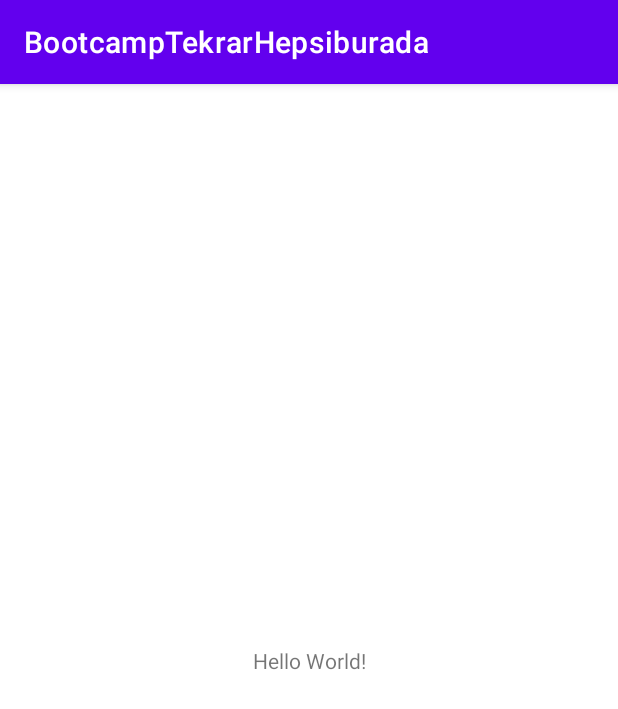
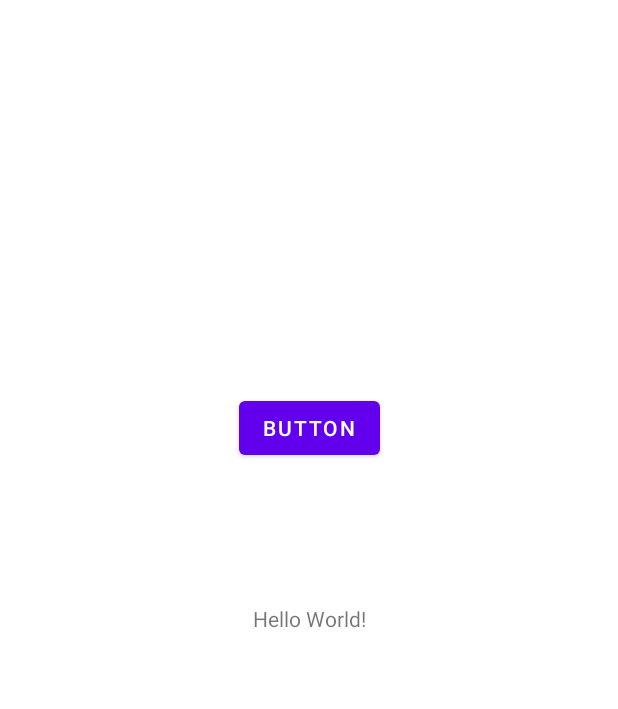
Before and after one commit to sahranurer/BootcampTekrarHepsiburada, an Android app: the screen it shows after launch (MainActivity), on a phone screen of 412 x 824 dp. Shown: the top 709 px of the screen. Run offline under Robolectric (Android 15) with nearby library versions, the phone set to English and light mode, and no system bars.

```diff
--- a/app/src/main/AndroidManifest.xml
+++ b/app/src/main/AndroidManifest.xml
@@ -10,6 +10,12 @@
         android:supportsRtl="true"
         android:theme="@style/Theme.BootcampTekrarHepsiburada">
         <activity
+            android:name=".bilgiyarismasi.model.AddNewQuestionsActivity"
+            android:exported="true" />
+        <activity
+            android:name=".bilgiyarismasi.model.QuestionsActivity"
+            android:exported="true" />
+        <activity
             android:name=".MainActivity"
             android:exported="true">
             <intent-filter>
--- a/app/src/main/java/com/sahraer/bootcamptekrarhepsiburada/MainActivity.kt
+++ b/app/src/main/java/com/sahraer/bootcamptekrarhepsiburada/MainActivity.kt
@@ -1,11 +1,47 @@
 package com.sahraer.bootcamptekrarhepsiburada
 
+import android.content.Intent
 import androidx.appcompat.app.AppCompatActivity
 import android.os.Bundle
+import android.util.Log
+import android.view.View
+import com.sahraer.bootcamptekrarhepsiburada.bilgiyarismasi.model.QuestionsActivity
 
 class MainActivity : AppCompatActivity() {
+    val buttonQuestions by lazy {findViewById<View>(R.id.button_questions)}
+    //Button yerine View yazmamız performans açısından daha iyi
+
+
+
     override fun onCreate(savedInstanceState: Bundle?) {
         super.onCreate(savedInstanceState)
         setContentView(R.layout.activity_main)
+
+        buttonQuestions.setOnClickListener {
+            val intent = Intent(this, QuestionsActivity::class.java)
+            startActivity(intent)
+            //veri aktarımı
+            intent.putExtra("name","deniyoruz")
+            finish() //önceki sayfayı görmek istemiyorsak login sayfasında geri gitmemek gibi
+        }
+
+
+        //Loglama İşlemleri
+        val sayi = "123absg".inteCevir()
+        Log.i("denemetest","sayi : ${sayi}")
+        try{
+            if(sayi % 2 == 0){
+                Log.d("test çift","sayi çift")
+            }else{
+                Log.d("test tek","sayi tek")
+            }
+
+        }catch (ex:Exception){
+            Log.e("test","yanlışlık var")
+        }
+
+
     }
 }
+
+fun String.inteCevir() = this.toIntOrNull() ?: 0
--- /dev/null
+++ b/app/src/main/res/drawable/ic_add.xml
@@ -0,0 +1,5 @@
+<vector android:height="24dp" android:tint="#FDFDFD"
+    android:viewportHeight="24" android:viewportWidth="24"
+    android:width="24dp" xmlns:android="http://schemas.android.com/apk/res/android">
+    <path android:fillColor="@android:color/white" android:pathData="M19,13h-6v6h-2v-6H5v-2h6V5h2v6h6v2z"/>
+</vector>
--- a/app/src/main/res/layout/activity_main.xml
+++ b/app/src/main/res/layout/activity_main.xml
@@ -15,4 +15,14 @@
         app:layout_constraintRight_toRightOf="parent"
         app:layout_constraintTop_toTopOf="parent" />
 
+    <Button
+        android:id="@+id/button_questions"
+        android:layout_width="wrap_content"
+        android:layout_height="wrap_content"
+        android:layout_marginTop="261dp"
+        android:text="Button"
+        app:layout_constraintEnd_toEndOf="parent"
+        app:layout_constraintStart_toStartOf="parent"
+        app:layout_constraintTop_toTopOf="parent" />
+
 </androidx.constraintlayout.widget.ConstraintLayout>
--- a/app/src/main/res/values/themes.xml
+++ b/app/src/main/res/values/themes.xml
@@ -12,5 +12,7 @@
         <!-- Status bar color. -->
         <item name="android:statusBarColor" tools:targetApi="l">?attr/colorPrimaryVariant</item>
         <!-- Customize your theme here. -->
+        <item name="windowActionBar">false</item>
+        <item name="windowNoTitle">true</item>
     </style>
 </resources>
```
Also changed, not shown: app/src/main/java/com/sahraer/bootcamptekrarhepsiburada/bilgiyarismasi/model/AddNewQuestionsActivity.kt (added, +12 -0 lines), app/src/main/java/com/sahraer/bootcamptekrarhepsiburada/bilgiyarismasi/model/QuestionsActivity.kt (added, +25 -0 lines), app/src/main/java/com/sahraer/bootcamptekrarhepsiburada/kotlin/Kotlin.kt (added, +88 -0 lines), app/src/main/res/layout/activity_add_new_questions.xml (added, +9 -0 lines), app/src/main/res/layout/activity_questions.xml (added, +25 -0 lines), 1 other file.
